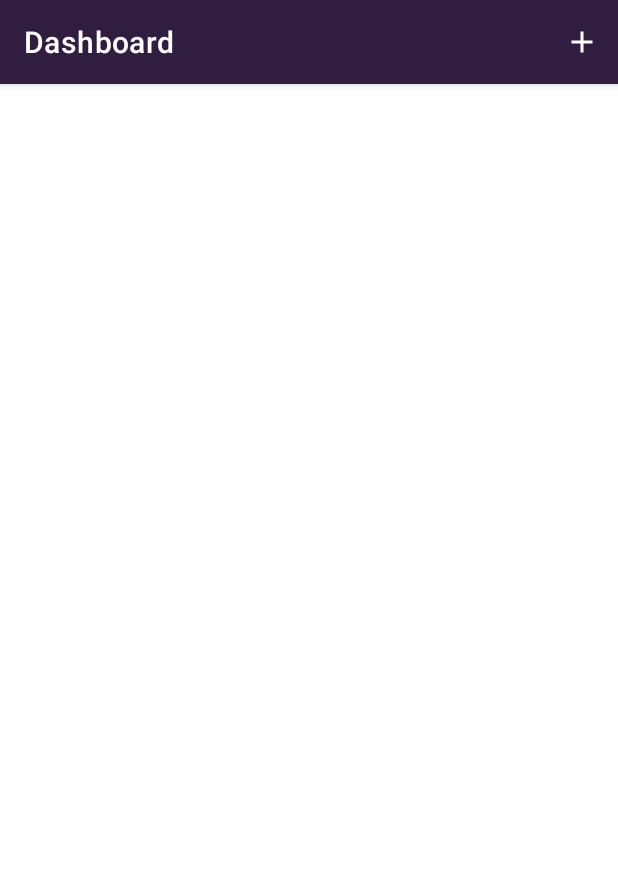
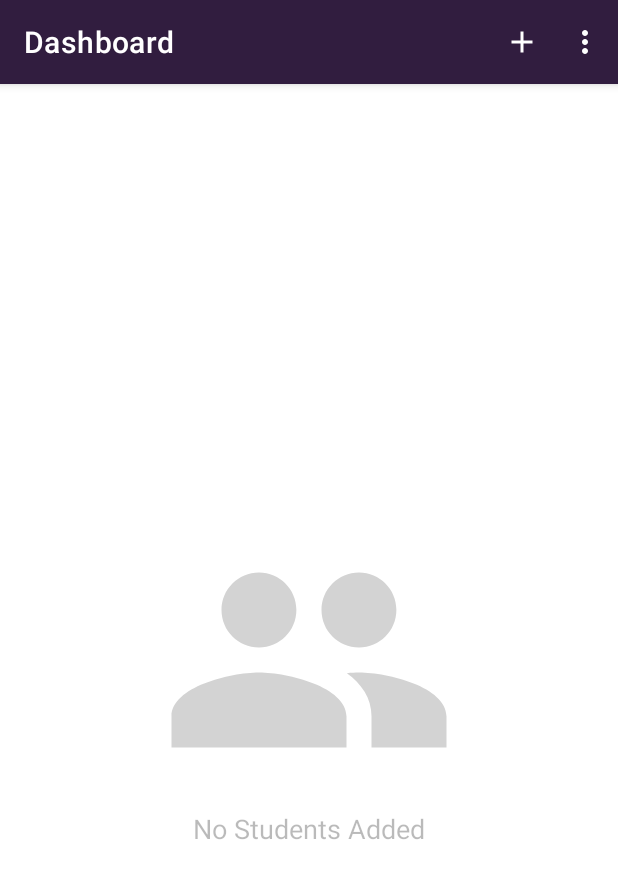
Before and after one commit to Faizan2001/FeesApplication, an Android app: the fragment StudentListFragment placed in its activity, on a phone screen of 412 x 824 dp. Shown: the top 878 px of the screen. Run offline under Robolectric (Android 15) with nearby library versions, the phone set to English and light mode, and no system bars; our stand-ins replace Room's generated code, data binding, navigation-ui; 4 statements that could not run were skipped.

Commit message:
Commit Seven

```diff
--- a/app/src/main/java/com/example/feesapplication/data/database/StudentDao.kt
+++ b/app/src/main/java/com/example/feesapplication/data/database/StudentDao.kt
@@ -7,6 +7,7 @@ import androidx.lifecycle.MutableLiveData
 import androidx.room.*
 import com.example.feesapplication.data.database.entities.Batch
 import com.example.feesapplication.data.database.entities.Student
+import kotlinx.coroutines.flow.Flow
 
 
 @Dao
@@ -23,6 +24,9 @@ interface StudentDao{
 
     @Delete
     suspend fun delete(student: Student)
+
+    @Query("DELETE FROM students WHERE batchName = :batchName ")
+    suspend fun deleteAllStudents(batchName: String)
 
     @Query("SELECT * FROM students ORDER BY studentName ASC")
     fun getAllStudentData(): LiveData<List<Student>>
--- a/app/src/main/java/com/example/feesapplication/data/database/entities/Batch.kt
+++ b/app/src/main/java/com/example/feesapplication/data/database/entities/Batch.kt
@@ -13,4 +13,4 @@ import kotlinx.parcelize.Parcelize
 data class Batch(
     @PrimaryKey(autoGenerate = false) val batchName : String,
     @ColumnInfo(name = "batchTime") val batchTime : String,
-    @ColumnInfo(name = "batchDays") val batchDays : String) :Parcelable
+    @ColumnInfo(name = "batchDays") val batchDays : String) : Parcelable
--- a/app/src/main/java/com/example/feesapplication/data/repository/StudentRepository.kt
+++ b/app/src/main/java/com/example/feesapplication/data/repository/StudentRepository.kt
@@ -5,6 +5,7 @@ import androidx.lifecycle.MutableLiveData
 import com.example.feesapplication.data.database.entities.Student
 import com.example.feesapplication.data.database.StudentDao
 import com.example.feesapplication.data.database.entities.Batch
+import kotlinx.coroutines.flow.Flow
 
 class StudentRepository(private val studentDao: StudentDao) {
 
@@ -21,6 +22,10 @@ class StudentRepository(private val studentDao: StudentDao) {
         studentDao.insertBatch(batch)
     }
 
+    suspend fun deleteAllStudents(batchName: String) {
+        studentDao.deleteAllStudents(batchName)
+    }
+
     fun studentsInBatch(batchName : String) : LiveData<List<Student>> {
         return studentDao.getBatchWithStudents(batchName)
     }
--- a/app/src/main/java/com/example/feesapplication/data/viewmodel/SharedViewModel.kt
+++ b/app/src/main/java/com/example/feesapplication/data/viewmodel/SharedViewModel.kt
@@ -16,17 +16,29 @@ import com.example.feesapplication.MainActivity
 import com.example.feesapplication.R
 import com.example.feesapplication.data.FeeStatus
 import com.example.feesapplication.data.database.entities.Batch
+import com.example.feesapplication.data.database.entities.Student
 
 class SharedViewModel(application: Application) : AndroidViewModel(application) {
 
+    /** ============================= Dashboard Fragment ============================= */
 
-    /** ============================= List Fragment ============================= */
+    val emptyBatchDatabase : MutableLiveData<Boolean> = MutableLiveData(true)
 
-    val emptyDatabase: MutableLiveData<Boolean> = MutableLiveData(false)
+    fun checkIfBatchDatabaseEmpty(batch: List<Batch>) {
+        emptyBatchDatabase.value = batch.isEmpty()
+    }
 
-    fun checkIfDatabaseEmpty(batches: List<Batch>){
-        emptyDatabase.value = batches.isEmpty()
+    /** ============================= Student Fragment ============================= */
+
+
+    val emptyStudentDatabase : MutableLiveData<Boolean> = MutableLiveData(true)
+
+    fun checkIfStudentDatabaseEmpty(student: List<Student>) {
+        emptyStudentDatabase.value = student.isEmpty()
     }
+
+
+
 
 
     fun verifyBatchInputData(vbatcNameField: String, vtimePickerTime: String, vdaysPicked: String): Boolean {
--- a/app/src/main/java/com/example/feesapplication/fragments/DashboardFragment.kt
+++ b/app/src/main/java/com/example/feesapplication/fragments/DashboardFragment.kt
@@ -5,7 +5,6 @@ import android.view.*
 import androidx.fragment.app.Fragment
 import androidx.fragment.app.viewModels
 import androidx.lifecycle.Observer
-import androidx.navigation.fragment.findNavController
 import androidx.recyclerview.widget.LinearLayoutManager
 import com.example.feesapplication.R
 import com.example.feesapplication.StudentViewModel
@@ -40,9 +39,12 @@ class DashboardFragment : Fragment() {
         //Setup RecyclerView
        setupRecyclerView()
 
-        studentViewModel.getAllBatchData.observe(viewLifecycleOwner, Observer {
-            data -> adapter.setData(data)
+        studentViewModel.getAllBatchData.observe(viewLifecycleOwner, Observer { data ->
+            adapter.setData(data)
+            sharedViewModel.checkIfBatchDatabaseEmpty(data)
         })
+
+        sharedViewModel.emptyBatchDatabase.observe(viewLifecycleOwner, Observer { showViews(it)})
 
 
 
@@ -53,6 +55,16 @@ class DashboardFragment : Fragment() {
         setHasOptionsMenu(true)
 
         return binding.root
+    }
+
+    private fun showViews(emptyBatchDatabase : Boolean) {
+        if(emptyBatchDatabase) {
+            binding.noDataImageView.visibility = View.VISIBLE
+            binding.noDataTextView.visibility = View.VISIBLE
+        } else {
+            binding.noDataImageView.visibility = View.INVISIBLE
+            binding.noDataTextView.visibility = View.INVISIBLE
+        }
     }
 
     private fun setupRecyclerView() {
--- a/app/src/main/java/com/example/feesapplication/fragments/StudentListFragment.kt
+++ b/app/src/main/java/com/example/feesapplication/fragments/StudentListFragment.kt
@@ -2,7 +2,7 @@ package com.example.feesapplication.fragments
 
 import android.os.Bundle
 import android.view.*
-import androidx.activity.OnBackPressedCallback
+import android.widget.Toast
 import androidx.fragment.app.Fragment
 import androidx.fragment.app.viewModels
 import androidx.lifecycle.Observer
@@ -14,6 +14,7 @@ import com.example.feesapplication.StudentViewModel
 import com.example.feesapplication.data.viewmodel.SharedViewModel
 import com.example.feesapplication.databinding.StudentListFragmentBinding
 import com.example.feesapplication.list.StudentListAdapter
+import com.google.android.material.dialog.MaterialAlertDialogBuilder
 
 
 class StudentListFragment : Fragment() {
@@ -23,48 +24,45 @@ class StudentListFragment : Fragment() {
 
     private val args by navArgs<StudentListFragmentArgs>()
 
+
     private val studentViewModel: StudentViewModel by viewModels()
     private val sharedViewModel: SharedViewModel by viewModels()
 
-    private val adapter: StudentListAdapter by lazy { StudentListAdapter() }
+    private val studentListAdapter: StudentListAdapter by lazy { StudentListAdapter() }
+
 
     private var _binding: StudentListFragmentBinding? = null
     private val binding get() = _binding!!
 
 
+
+
+
     override fun onCreateView(
-        inflater: LayoutInflater, container: ViewGroup?,
+        inflater: LayoutInflater,
+        container: ViewGroup?,
         savedInstanceState: Bundle?
     ): View? {
 
+        //No Data Views Visible/Invisible
+
         //Data Binding
         _binding = StudentListFragmentBinding.inflate(inflater, container, false)
-        return binding.root
-    }
-
-    override fun onViewCreated(view: View, savedInstanceState: Bundle?) {
-        super.onViewCreated(view, savedInstanceState)
-
         binding.lifecycleOwner = this
         binding.sharedViewModel = sharedViewModel
 
         batchNameSaved = args.currentBatch.batchName
 
-
-        //Setup RecyclerView
         setupRecyclerView()
 
 
-        //Send AND observe data
-        studentViewModel.studentsInBatch(batchNameSaved).observe(viewLifecycleOwner, {
-                data -> adapter.setStudentData(data)
+        studentViewModel.studentsInBatch(batchNameSaved).observe(viewLifecycleOwner, Observer {
+                data ->
+            sharedViewModel.checkIfStudentDatabaseEmpty(data)
+            studentListAdapter.setStudentData(data)
         })
 
-        // Set Batch Name as Title
-
-
-
-
+        sharedViewModel.emptyStudentDatabase.observe(viewLifecycleOwner, Observer { showViews(it) })
 
 
 
@@ -72,25 +70,70 @@ class StudentListFragment : Fragment() {
         //Set Menu
         setHasOptionsMenu(true)
 
+
+        return binding.root
     }
 
+    private fun showViews(emptyBatchDatabase : Boolean) {
+        if(emptyBatchDatabase) {
+            binding.noStudentsImageView.visibility = View.VISIBLE
+            binding.noStudentsTextview.visibility = View.VISIBLE
+        } else {
+            binding.noStudentsImageView.visibility = View.INVISIBLE
+            binding.noStudentsTextview.visibility = View.INVISIBLE
+        }
+    }
+
+
     private fun setupRecyclerView() {
+        //Setup RecyclerView
         val recyclerView = binding.studentRecyclerView
-        recyclerView.adapter = adapter
+        recyclerView.adapter = studentListAdapter
         recyclerView.layoutManager = LinearLayoutManager(requireActivity())
     }
 
     override fun onCreateOptionsMenu(menu: Menu, inflater: MenuInflater) {
-       inflater.inflate(R.menu.student_list_menu, menu)
+        super.onCreateOptionsMenu(menu, inflater)
+        inflater.inflate(R.menu.student_list_menu, menu)
     }
 
     override fun onOptionsItemSelected(item: MenuItem): Boolean {
 
-        val action = StudentListFragmentDirections.actionStudentListFragmentToAddStudentFragment2(batchNameSaved)
-        findNavController().navigate(action)
+        if (item.itemId == R.id.add_student) {
+        val action = StudentListFragmentDirections.actionStudentListFragmentToAddStudentFragment2(args.currentBatch)
+        findNavController().navigate(action) }
+
+        else if (item.itemId == R.id.delete_all) {
+            confirmStudentsRemoval()
+        }
+
+
+
+
 
         return super.onOptionsItemSelected(item)
     }
+
+    private fun confirmStudentsRemoval() {
+        val builder = MaterialAlertDialogBuilder(requireContext())
+
+
+        builder.setPositiveButton("Yes") {_,_ ->
+            studentViewModel.deleteAllStudents(batchNameSaved)
+            Toast.makeText((
+                    requireContext()),
+                "Sucessfully Removed all Students from $batchNameSaved",
+                Toast.LENGTH_SHORT
+                    ).show()
+        }
+
+        builder.setNegativeButton("No") { _,_ -> }
+        builder.setTitle("Delete students from $batchNameSaved?")
+        builder.setMessage("Are you sure you want to remove all students from ${batchNameSaved}?")
+        builder.create().show()
+
+    }
+
 
     override fun onDestroyView() {
         super.onDestroyView()
--- /dev/null
+++ b/app/src/main/res/drawable/ic_no_student.xml
@@ -0,0 +1,10 @@
+<vector xmlns:android="http://schemas.android.com/apk/res/android"
+    android:width="24dp"
+    android:height="24dp"
+    android:viewportWidth="24"
+    android:viewportHeight="24"
+    android:tint="#D3D3D3">
+  <path
+      android:fillColor="#D3D3D3"
+      android:pathData="M16,11c1.66,0 2.99,-1.34 2.99,-3S17.66,5 16,5c-1.66,0 -3,1.34 -3,3s1.34,3 3,3zM8,11c1.66,0 2.99,-1.34 2.99,-3S9.66,5 8,5C6.34,5 5,6.34 5,8s1.34,3 3,3zM8,13c-2.33,0 -7,1.17 -7,3.5L1,19h14v-2.5c0,-2.33 -4.67,-3.5 -7,-3.5zM16,13c-0.29,0 -0.62,0.02 -0.97,0.05 1.16,0.84 1.97,1.97 1.97,3.45L17,19h6v-2.5c0,-2.33 -4.67,-3.5 -7,-3.5z"/>
+</vector>
--- a/app/src/main/res/layout/dashboard_fragment.xml
+++ b/app/src/main/res/layout/dashboard_fragment.xml
@@ -14,7 +14,8 @@
     <androidx.constraintlayout.widget.ConstraintLayout
         android:id="@+id/dashboardLayout"
         android:layout_width="match_parent"
-        android:layout_height="match_parent">
+        android:layout_height="match_parent"
+        android:layout_margin="4dp">
 
 
         <androidx.recyclerview.widget.RecyclerView
@@ -49,7 +50,6 @@
             android:layout_width="150dp"
             android:layout_height="0dp"
             android:layout_marginBottom="294dp"
-            android:emptyDatabase="@{sharedViewModel.emptyDatabase}"
             android:visibility="invisible"
             app:layout_constraintBottom_toBottomOf="parent"
             app:layout_constraintEnd_toEndOf="parent"
@@ -63,7 +63,6 @@
             android:layout_height="wrap_content"
             android:alpha="0.5"
             android:text="@string/no_data"
-            android:emptyDatabase="@{sharedViewModel.emptyDatabase}"
             android:textSize="18sp"
             android:visibility="invisible"
             app:layout_constraintEnd_toEndOf="parent"
--- a/app/src/main/res/layout/student_list_fragment.xml
+++ b/app/src/main/res/layout/student_list_fragment.xml
@@ -1,5 +1,6 @@
 <?xml version="1.0" encoding="utf-8"?>
 <layout xmlns:android="http://schemas.android.com/apk/res/android"
+    xmlns:app="http://schemas.android.com/apk/res-auto"
     xmlns:tools="http://schemas.android.com/tools">
 
     <data>
@@ -12,12 +13,47 @@
     <androidx.constraintlayout.widget.ConstraintLayout
         android:layout_width="match_parent"
         android:layout_height="match_parent"
+        android:layout_margin="4dp"
         android:orientation="vertical"
         tools:context=".StudentListFragment">
 
         <androidx.recyclerview.widget.RecyclerView
             android:id="@+id/studentRecyclerView"
-            android:layout_width="match_parent"
-            android:layout_height="match_parent" />
+            android:layout_width="0dp"
+            android:layout_height="0dp"
+            android:clipToPadding="false"
+            android:paddingTop="8dp"
+            app:layout_constraintBottom_toBottomOf="parent"
+            app:layout_constraintEnd_toEndOf="parent"
+            app:layout_constraintHorizontal_bias="0.5"
+            app:layout_constraintStart_toStartOf="parent"
+            app:layout_constraintTop_toTopOf="parent" />
+
+        <ImageView
+            android:id="@+id/noStudents_imageView"
+            android:layout_width="200dp"
+            android:layout_height="200dp"
+            android:layout_marginTop="312dp"
+            android:visibility="visible"
+            app:layout_constraintBottom_toTopOf="@+id/noStudents_textview"
+            app:layout_constraintEnd_toEndOf="parent"
+            app:layout_constraintStart_toStartOf="parent"
+            app:layout_constraintTop_toTopOf="parent"
+            app:srcCompat="@drawable/ic_no_student" />
+
+        <TextView
+            android:id="@+id/noStudents_textview"
+            android:layout_width="wrap_content"
+            android:layout_height="wrap_content"
+            android:layout_marginBottom="287dp"
+            android:text="@string/no_students_added"
+            android:alpha="0.5"
+            android:textSize="18sp"
+            android:visibility="visible"
+            app:layout_constraintBottom_toBottomOf="parent"
+            app:layout_constraintEnd_toEndOf="parent"
+            app:layout_constraintStart_toStartOf="parent"
+            app:layout_constraintTop_toBottomOf="@+id/noStudents_imageView" />
+
     </androidx.constraintlayout.widget.ConstraintLayout>
 </layout>
--- a/app/src/main/res/menu/dashboard_menu.xml
+++ b/app/src/main/res/menu/dashboard_menu.xml
@@ -6,7 +6,6 @@
         android:id="@+id/student_search"
         android:title="@string/search"
         android:icon="@drawable/ic_search_icon"
-        android:iconTint="@color/white"
         app:showAsAction="ifRoom"
         app:actionViewClass="androidx.appcompat.widget.SearchView" />
 
@@ -28,4 +27,5 @@
         </item>
     </group>
 
+
 </menu>
--- a/app/src/main/res/menu/student_list_menu.xml
+++ b/app/src/main/res/menu/student_list_menu.xml
@@ -9,5 +9,27 @@
         android:iconTint="@color/white"
         app:showAsAction="ifRoom" />
 
+    <group
+        android:checkableBehavior="single">
+
+        <item
+            android:id="@+id/dashboard_sortBy"
+            android:title="@string/sort_by" >
+            <menu>
+                <item
+                    android:id="@+id/menu_paid_fees"
+                    android:title="@string/paid" />
+                <item
+                    android:id="@+id/menu_unpaid_fees"
+                    android:title="@string/unpaid" />
+
+            </menu>
+        </item>
+    </group>
+
+    <item
+        android:id="@+id/delete_all"
+        android:title="Delete all" />
+
 
 </menu>
--- a/app/src/main/res/navigation/nav_graph.xml
+++ b/app/src/main/res/navigation/nav_graph.xml
@@ -8,14 +8,7 @@
     <fragment
         android:id="@+id/dashboardFragment"
         android:name="com.example.feesapplication.fragments.DashboardFragment"
-        android:label="Dashboard" >
-        <action
-            android:id="@+id/action_dashboardFragment_to_studentListFragment"
-            app:destination="@id/studentListFragment"
-            app:enterAnim="@anim/from_left"
-            app:exitAnim="@anim/to_right"
-            app:popEnterAnim="@anim/from_right"
-            app:popExitAnim="@anim/to_left" />
+        android:label="Dashboard">
         <action
             android:id="@+id/action_dashboardFragment_to_addBatchFragment"
             app:destination="@id/addBatchFragment"
@@ -26,18 +19,9 @@
         <action
             android:id="@+id/action_dashboardFragment_to_reportFragment"
             app:destination="@id/reportFragment" />
-    </fragment>
-    <fragment
-        android:id="@+id/studentListFragment"
-        android:name="com.example.feesapplication.fragments.StudentListFragment"
-        android:label="Student List"
-        tools:layout="@layout/student_list_fragment" >
-        <argument
-            android:name="currentBatch"
-            app:argType="com.example.feesapplication.data.database.entities.Batch" />
         <action
-            android:id="@+id/action_studentListFragment_to_addStudentFragment2"
-            app:destination="@id/addStudentFragment2" />
+            android:id="@+id/action_dashboardFragment_to_studentListFragment"
+            app:destination="@id/studentListFragment" />
     </fragment>
     <fragment
         android:id="@+id/addBatchFragment"
@@ -59,14 +43,19 @@
         android:id="@+id/addStudentFragment2"
         android:name="com.example.feesapplication.fragments.AddStudentFragment"
         android:label="Add Student" >
-        <argument
-            android:name="currentBatchName"
-            app:argType="string" />
         <action
             android:id="@+id/action_addStudentFragment2_to_dashboardFragment"
             app:destination="@id/dashboardFragment"
             app:popUpTo="@id/dashboardFragment"
             app:popUpToInclusive="true" />
+        <action
+            android:id="@+id/action_addStudentFragment2_to_studentListFragment"
+            app:destination="@id/studentListFragment"
+            app:popUpTo="@id/studentListFragment"
+            app:popUpToInclusive="true" />
+        <argument
+            android:name="currentBatch"
+            app:argType="com.example.feesapplication.data.database.entities.Batch" />
     </fragment>
     <fragment
         android:id="@+id/reportFragment"
@@ -79,4 +68,15 @@
             app:popUpTo="@id/dashboardFragment"
             app:popUpToInclusive="true" />
     </fragment>
+    <fragment
+        android:id="@+id/studentListFragment"
+        android:name="com.example.feesapplication.fragments.StudentListFragment"
+        android:label="StudentListFragment" >
+        <action
+            android:id="@+id/action_studentListFragment_to_addStudentFragment2"
+            app:destination="@id/addStudentFragment2" />
+        <argument
+            android:name="currentBatch"
+            app:argType="com.example.feesapplication.data.database.entities.Batch" />
+    </fragment>
 </navigation>
--- a/app/src/main/res/values/strings.xml
+++ b/app/src/main/res/values/strings.xml
@@ -29,6 +29,7 @@
     <string name="decline">Decline</string>
     <string name="none">None</string>
     <string name="my_title">My Title</string>
+    <string name="no_students_added">No Students Added</string>
 
     <string-array name="feesStatuses">
         <item>None</item>
```
Also changed, not shown: app/src/main/java/com/example/feesapplication/data/viewmodel/StudentViewModel.kt (+8 -0 lines), app/src/main/java/com/example/feesapplication/fragments/AddStudentFragment.kt (+6 -3 lines), app/src/main/java/com/example/feesapplication/updatedata/BindingAdapter.kt (+1 -9 lines).
